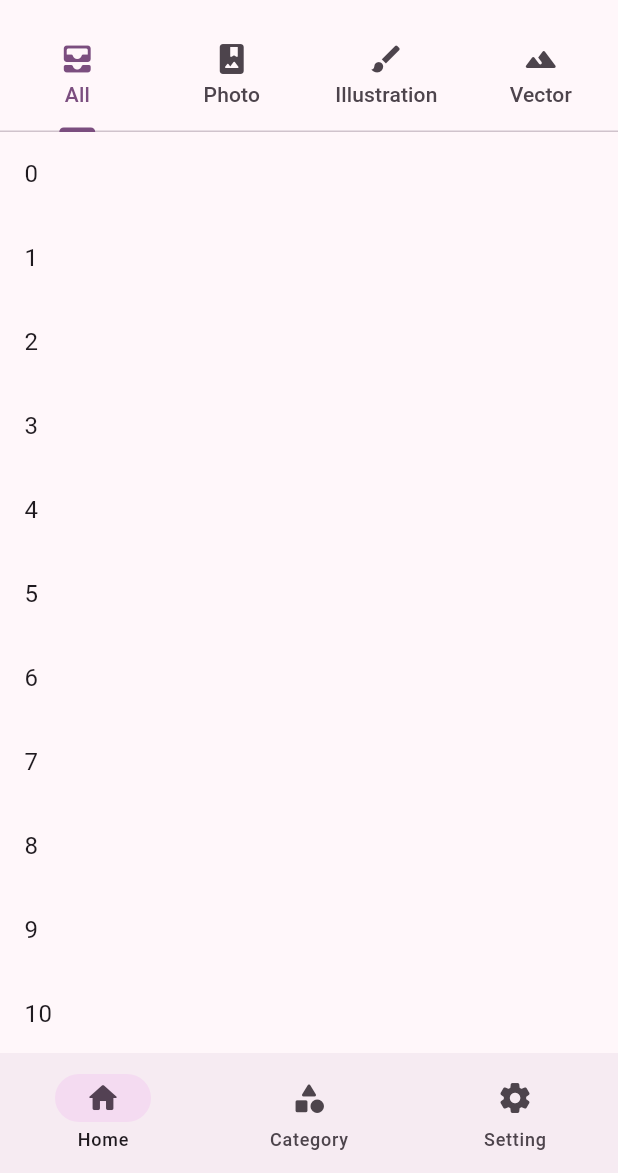
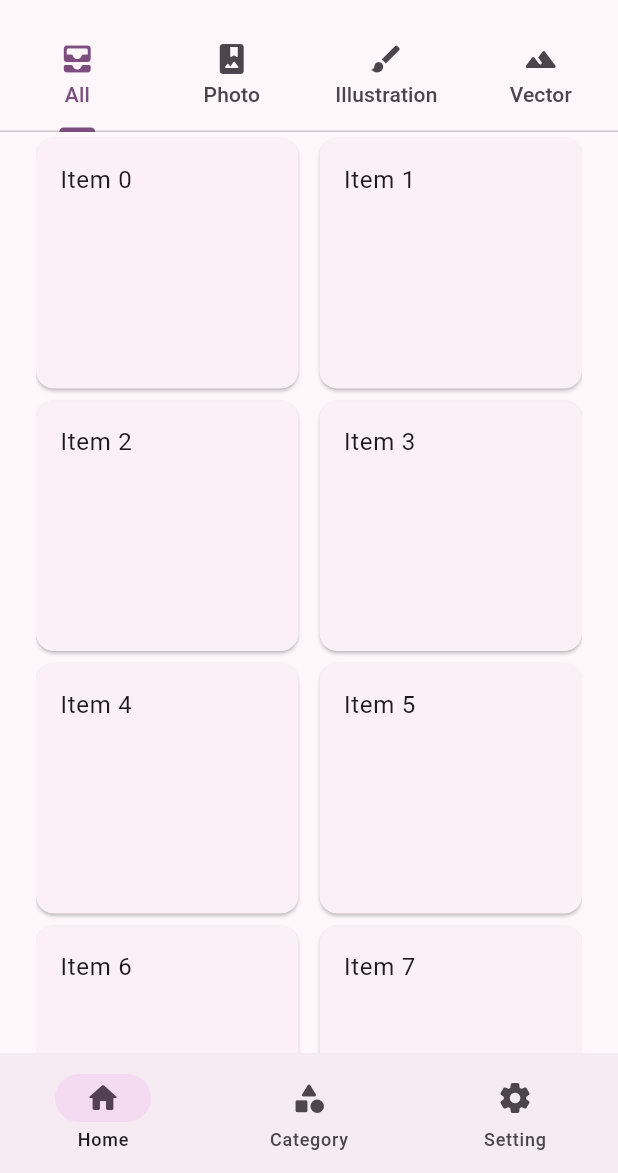
Before and after one commit to coderghl/flutter_pixabay, a Flutter app: the screen it shows after launch, after a tap on the "search" icon, on a phone screen of 412 x 824 dp, the part 63-1236 px from its top. Run offline on Flutter 3.47's test engine with Material 2 defaults, Android fonts, the phone set to English and light mode, and no system bars.

Commit message:
add home tabbarview

```diff
--- /dev/null
+++ b/lib/entity/media_type_entity.dart
@@ -0,0 +1,14 @@
+import 'package:flutter/material.dart';
+import 'package:flutter_pixabay/enum/media_type_enum.dart';
+
+class MediaTypeEntity {
+  MediaTypeEntity({
+    required this.name,
+    required this.type,
+    this.iconData,
+  });
+
+  final String name;
+  final MediaTypeEnum type;
+  IconData? iconData;
+}
--- /dev/null
+++ b/lib/enum/media_type_enum.dart
@@ -0,0 +1,7 @@
+enum MediaTypeEnum {
+  all,
+  photo,
+  illustration,
+  vector,
+  video,
+}
--- /dev/null
+++ b/lib/enum/sort_enum.dart
@@ -0,0 +1,5 @@
+enum SortEnum {
+  foryou,
+  latest,
+  trending,
+}
--- a/lib/pages/category/category_page.dart
+++ b/lib/pages/category/category_page.dart
@@ -1,6 +1,4 @@
 import 'package:flutter/material.dart';
-import 'package:flutter/src/widgets/framework.dart';
-import 'package:flutter/src/widgets/placeholder.dart';
 
 class CategoryPage extends StatefulWidget {
   const CategoryPage({super.key});
--- a/lib/pages/home/home_page.dart
+++ b/lib/pages/home/home_page.dart
@@ -1,5 +1,8 @@
 import 'package:flutter/material.dart';
-import 'package:flutter_pixabay/pages/home/widgets/app_bar_widget.dart';
+import 'package:flutter_pixabay/entity/media_type_entity.dart';
+import 'package:flutter_pixabay/enum/media_type_enum.dart';
+import 'package:flutter_pixabay/pages/home/widgets/home_tab_page_widget.dart';
+import 'package:flutter_pixabay/widgets/keep_alive_widget.dart';
 
 class HomePage extends StatefulWidget {
   const HomePage({Key? key}) : super(key: key);
@@ -8,20 +11,103 @@ class HomePage extends StatefulWidget {
   State<HomePage> createState() => _HomePageState();
 }
 
-class _HomePageState extends State<HomePage> {
+class _HomePageState extends State<HomePage>
+    with SingleTickerProviderStateMixin {
+  /// each tab type
+  List<MediaTypeEntity> mediaTypeList = [
+    MediaTypeEntity(
+        name: "All",
+        type: MediaTypeEnum.all,
+        iconData: Icons.all_inbox_rounded),
+    MediaTypeEntity(
+      name: "Photo",
+      type: MediaTypeEnum.photo,
+      iconData: Icons.photo_album_rounded,
+    ),
+    MediaTypeEntity(
+      name: "Illustration",
+      type: MediaTypeEnum.illustration,
+      iconData: Icons.brush_rounded,
+    ),
+    MediaTypeEntity(
+      name: "Vector",
+      type: MediaTypeEnum.vector,
+      iconData: Icons.landscape_rounded,
+    ),
+  ];
+
   @override
   Widget build(BuildContext context) {
-    return CustomScrollView(
-      slivers: [
-        AppBarWidget(),
-        SliverList(
-          delegate: SliverChildBuilderDelegate(
-            (BuildContext context, int index) => ListTile(
-              title: Text("$index"),
+    return DefaultTabController(
+      length: mediaTypeList.length,
+      child: NestedScrollView(
+        headerSliverBuilder: (context, innerBoxIsScrolled) {
+          return [
+            SliverAppBar(
+              floating: true,
+              snap: true,
+              title: const Text("Pixabay"),
+              bottom: _buildTabBar(),
+              actions: [
+                _buildSearchBtn(),
+                _buildPopupMenu(),
+              ],
             ),
-          ),
-        )
-      ],
+          ];
+        },
+        body: _buildTabBarView(),
+      ),
     );
   }
+
+  Widget _buildTabBarView() {
+    return TabBarView(
+      children: mediaTypeList
+          .map(
+            (item) => KeepAliveWidget(
+              wantKeepAlive: true,
+              child: HomeTabPageWidget(type: item),
+            ),
+          )
+          .toList(),
+    );
+  }
+
+  TabBar _buildTabBar() => TabBar(
+      tabs: mediaTypeList
+          .map((item) => Tab(text: item.name, icon: Icon(item.iconData)))
+          .toList());
+
+  Widget _buildSearchBtn() => Hero(
+        tag: "searchIcon",
+        child: IconButton(
+          onPressed: () {},
+          icon: const Icon(Icons.search_rounded),
+        ),
+      );
+
+  Widget _buildPopupMenu() => PopupMenuButton(
+        itemBuilder: (BuildContext context) {
+          return const [
+            PopupMenuItem(
+              child: ListTile(
+                leading: Icon(Icons.recommend_rounded),
+                title: Text("For you"),
+              ),
+            ),
+            PopupMenuItem(
+              child: ListTile(
+                leading: Icon(Icons.fiber_new_rounded),
+                title: Text("Latest"),
+              ),
+            ),
+            PopupMenuItem(
+              child: ListTile(
+                leading: Icon(Icons.local_fire_department_rounded),
+                title: Text("Trending"),
+              ),
+            ),
+          ];
+        },
+      );
 }
--- a/lib/pages/home/widgets/app_bar_widget.dart
+++ /dev/null
@@ -1,96 +0,0 @@
-import 'package:flutter/material.dart';
-
-class AppBarWidget extends StatefulWidget {
-  const AppBarWidget({Key? key}) : super(key: key);
-
-  @override
-  State<AppBarWidget> createState() => _AppBarWidgetState();
-}
-
-class _AppBarWidgetState extends State<AppBarWidget>
-    with SingleTickerProviderStateMixin {
-  late TabController _controller;
-  int _currentIndex = 0;
-
-  @override
-  void initState() {
-    _controller = TabController(length: 4, vsync: this);
-    super.initState();
-  }
-
-  @override
-  void dispose() {
-    _controller.dispose();
-    super.dispose();
-  }
-
-  void onTap(int index) {
-    _currentIndex = index;
-    _controller.animateTo(_currentIndex);
-    setState(() {});
-  }
-
-  @override
-  Widget build(BuildContext context) {
-    return SliverAppBar(
-      floating: true,
-      snap: true,
-      title: const Text("Pixabay"),
-      bottom: TabBar(
-        controller: _controller,
-        onTap: onTap,
-        tabs: const [
-          Tab(
-            text: "All",
-            icon: Icon(Icons.all_inbox_rounded),
-          ),
-          Tab(
-            text: "Photo",
-            icon: Icon(Icons.photo_album_rounded),
-          ),
-          Tab(
-            text: "Illustration",
-            icon: Icon(Icons.brush_rounded),
-          ),
-          Tab(
-            text: "Vector",
-            icon: Icon(Icons.landscape_rounded),
-          ),
-        ],
-      ),
-      actions: [
-        Hero(
-          tag: "searchIcon",
-          child: IconButton(
-            onPressed: () {},
-            icon: Icon(Icons.search_rounded),
-          ),
-        ),
-        PopupMenuButton(
-          itemBuilder: (BuildContext context) {
-            return [
-              PopupMenuItem(
-                child: ListTile(
-                  leading: Icon(Icons.recommend_rounded),
-                  title: Text("For you"),
-                ),
-              ),
-              PopupMenuItem(
-                child: ListTile(
-                  leading: Icon(Icons.fiber_new_rounded),
-                  title: Text("Latest"),
-                ),
-              ),
-              PopupMenuItem(
-                child: ListTile(
-                  leading: Icon(Icons.local_fire_department_rounded),
-                  title: Text("Trending"),
-                ),
-              ),
-            ];
-          },
-        ),
-      ],
-    );
-  }
-}
--- /dev/null
+++ b/lib/pages/home/widgets/home_tab_page_widget.dart
@@ -0,0 +1,34 @@
+import 'package:flutter/material.dart';
+import 'package:flutter_pixabay/entity/media_type_entity.dart';
+import 'package:flutter_pixabay/widgets/list_tile_m3_widget.dart';
+
+class HomeTabPageWidget extends StatefulWidget {
+  const HomeTabPageWidget({
+    super.key,
+    required this.type,
+  });
+
+  final MediaTypeEntity type;
+
+  @override
+  State<HomeTabPageWidget> createState() => _HomeTabPageWidgetState();
+}
+
+class _HomeTabPageWidgetState extends State<HomeTabPageWidget> {
+  @override
+  Widget build(BuildContext context) {
+    return Padding(
+      padding: const EdgeInsets.symmetric(horizontal: 24),
+      child: GridView.builder(
+        gridDelegate: SliverGridDelegateWithFixedCrossAxisCount(
+          crossAxisCount: 2,
+          crossAxisSpacing: 14,
+        ),
+        itemCount: 100,
+        itemBuilder: (context, index) => ListTileM3Widget(
+          title: Text("Item $index"),
+        ),
+      ),
+    );
+  }
+}
--- /dev/null
+++ b/lib/widgets/keep_alive_widget.dart
@@ -0,0 +1,26 @@
+import 'package:flutter/material.dart';
+
+class KeepAliveWidget extends StatefulWidget {
+  const KeepAliveWidget({
+    super.key,
+    required this.child,
+    this.wantKeepAlive = true,
+  });
+  final bool wantKeepAlive;
+  final Widget child;
+
+  @override
+  State<KeepAliveWidget> createState() => _KeepAliveWidgetState();
+}
+
+class _KeepAliveWidgetState extends State<KeepAliveWidget>
+    with AutomaticKeepAliveClientMixin {
+  @override
+  Widget build(BuildContext context) {
+    super.build(context);
+    return widget.child;
+  }
+
+  @override
+  bool get wantKeepAlive => widget.wantKeepAlive;
+}
```
Also changed, not shown: 3 other files.
